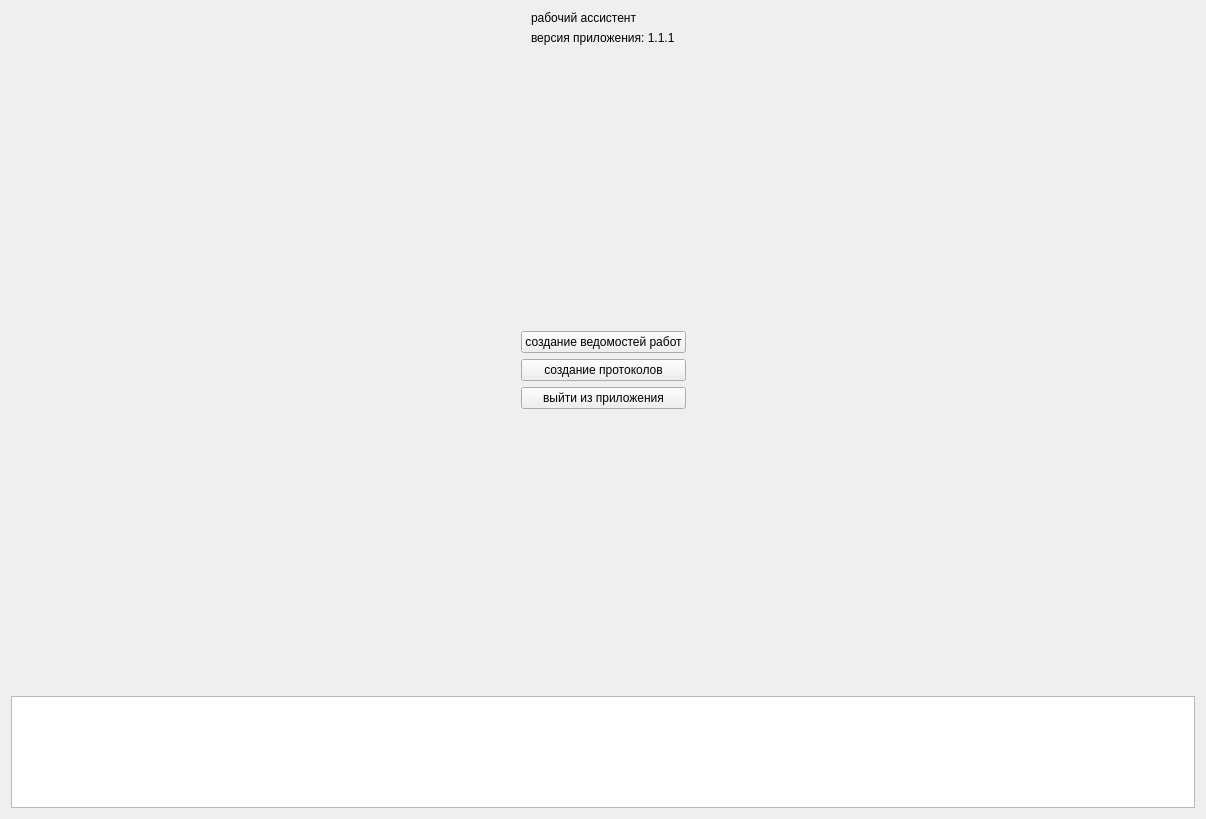
Above: src/presentation/assets/forms/ui_main_menu_widget.ui from kiadreams/work_assistant before the change. Below: the same form after it.
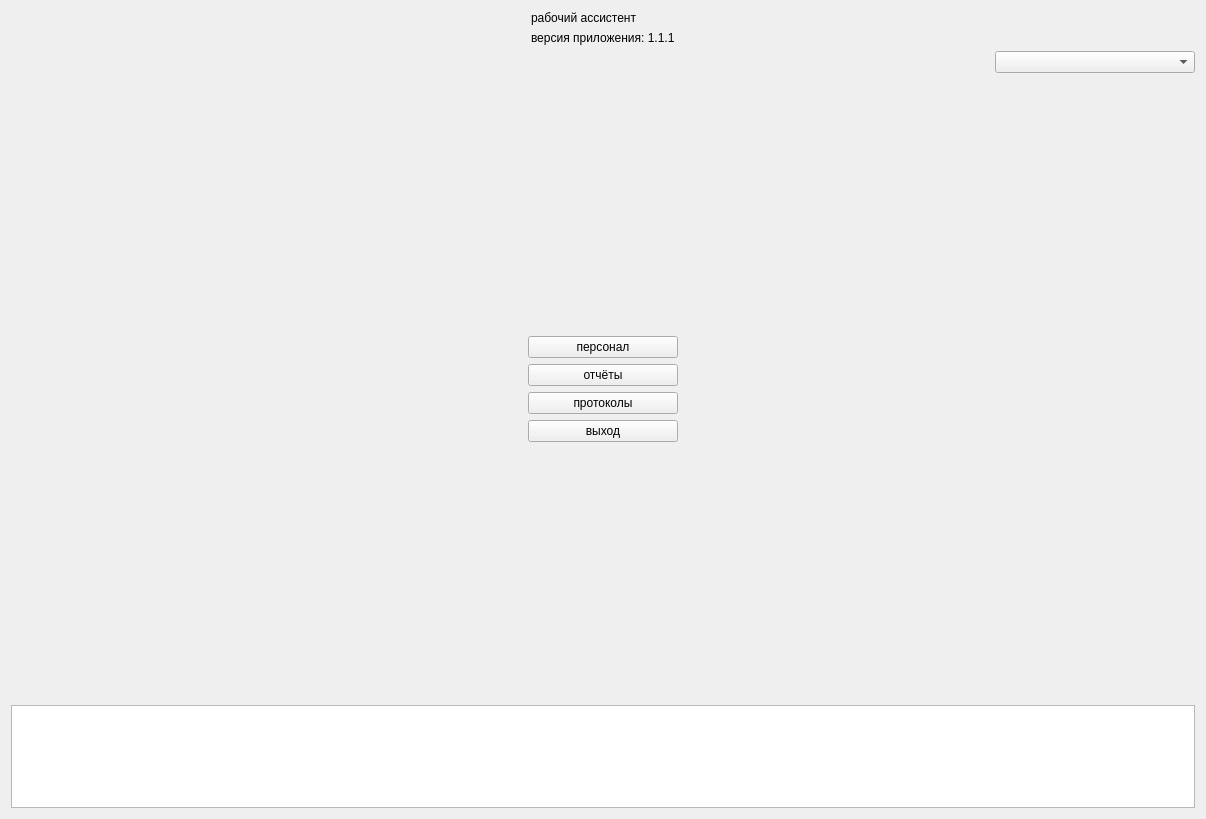
That is the form after the change.

Commit message: create main menu

The edit to the form file:
```diff
--- a/src/presentation/assets/forms/ui_main_menu_widget.ui
+++ b/src/presentation/assets/forms/ui_main_menu_widget.ui
@@ -15,7 +15,7 @@
   </property>
   <layout class="QGridLayout" name="gridLayout">
    <item row="0" column="0">
-    <layout class="QVBoxLayout" name="verticalLayout_3" stretch="0,5,0,5,2">
+    <layout class="QVBoxLayout" name="verticalLayout_3" stretch="0,0,5,0,5,2">
      <item>
       <layout class="QHBoxLayout" name="horizontalLayout_2">
        <item>
@@ -64,6 +64,33 @@
        </item>
       </layout>
      </item>
+     <item>
+      <layout class="QHBoxLayout" name="horizontalLayout_4">
+       <item>
+        <spacer name="horizontalSpacer_5">
+         <property name="orientation">
+          <enum>Qt::Orientation::Horizontal</enum>
+         </property>
+         <property name="sizeHint" stdset="0">
+          <size>
+           <width>40</width>
+           <height>20</height>
+          </size>
+         </property>
+        </spacer>
+       </item>
+       <item>
+        <widget class="QComboBox" name="comboBox_companies">
+         <property name="minimumSize">
+          <size>
+           <width>200</width>
+           <height>0</height>
+          </size>
+         </property>
+        </widget>
+       </item>
+      </layout>
+     </item>
      <item>
       <spacer name="verticalSpacer">
        <property name="orientation">
@@ -93,25 +120,56 @@
         </spacer>
        </item>
        <item>
-        <layout class="QVBoxLayout" name="verticalLayout_2">
+        <layout class="QVBoxLayout" name="verticalLayout_2" stretch="0,0,0,0">
+         <item>
+          <widget class="QPushButton" name="pushButton_edit_employees">
+           <property name="minimumSize">
+            <size>
+             <width>150</width>
+             <height>0</height>
+            </size>
+           </property>
+           <property name="text">
+            <string>персонал</string>
+           </property>
+          </widget>
+         </item>
          <item>
           <widget class="QPushButton" name="pushButton_create_sheets">
+           <property name="minimumSize">
+            <size>
+             <width>150</width>
+             <height>0</height>
+            </size>
+           </property>
            <property name="text">
-            <string>создание ведомостей работ</string>
+            <string>отчёты</string>
            </property>
           </widget>
          </item>
          <item>
           <widget class="QPushButton" name="pushButton_create_protocols">
+           <property name="minimumSize">
+            <size>
+             <width>150</width>
+             <height>0</height>
+            </size>
+           </property>
            <property name="text">
-            <string>создание протоколов</string>
+            <string>протоколы</string>
            </property>
           </widget>
          </item>
          <item>
           <widget class="QPushButton" name="pushButton_exit">
+           <property name="minimumSize">
+            <size>
+             <width>150</width>
+             <height>0</height>
+            </size>
+           </property>
            <property name="text">
-            <string>выйти из приложения</string>
+            <string>выход</string>
            </property>
           </widget>
          </item>
```
The commit also changes 31 other files.
